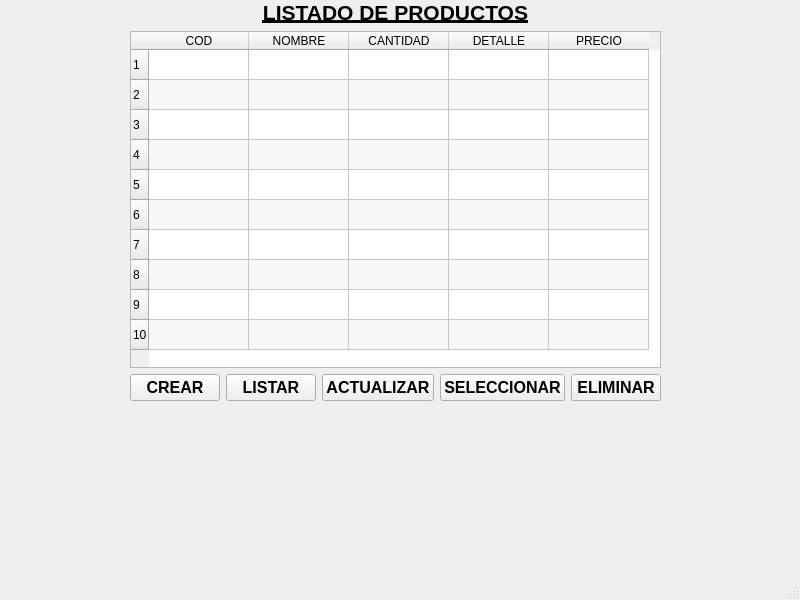
LAZAVIA/Ezequiel, file Vistas/Stock/Tabla_productos.ui: the form before one commit.
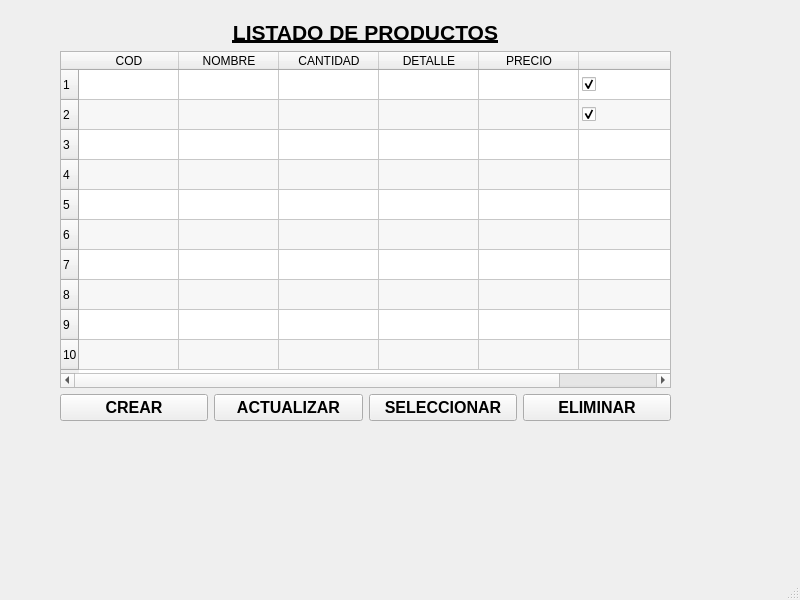
The form after the commit.

Commit message: modificar producto form

Patch:
```diff
--- a/Vistas/Stock/Tabla_productos.ui
+++ b/Vistas/Stock/Tabla_productos.ui
@@ -14,109 +14,16 @@
    <string>MainWindow</string>
   </property>
   <widget class="QWidget" name="centralwidget">
-   <widget class="QWidget" name="">
+   <widget class="QWidget" name="layoutWidget">
     <property name="geometry">
      <rect>
-      <x>130</x>
-      <y>0</y>
-      <width>531</width>
+      <x>60</x>
+      <y>20</y>
+      <width>611</width>
       <height>401</height>
      </rect>
     </property>
     <layout class="QGridLayout" name="gridLayout_2">
-     <item row="1" column="0">
-      <widget class="QLabel" name="lbl_listadoDeProductos">
-       <property name="font">
-        <font>
-         <pointsize>16</pointsize>
-         <weight>75</weight>
-         <italic>false</italic>
-         <bold>true</bold>
-         <underline>true</underline>
-        </font>
-       </property>
-       <property name="text">
-        <string>LISTADO DE PRODUCTOS</string>
-       </property>
-       <property name="alignment">
-        <set>Qt::AlignCenter</set>
-       </property>
-      </widget>
-     </item>
-     <item row="4" column="0">
-      <layout class="QGridLayout" name="gridLayout">
-       <item row="0" column="0">
-        <widget class="QPushButton" name="btn_crear">
-         <property name="font">
-          <font>
-           <pointsize>12</pointsize>
-           <weight>75</weight>
-           <bold>true</bold>
-          </font>
-         </property>
-         <property name="text">
-          <string>CREAR</string>
-         </property>
-        </widget>
-       </item>
-       <item row="0" column="1">
-        <widget class="QPushButton" name="btn_listar">
-         <property name="font">
-          <font>
-           <pointsize>12</pointsize>
-           <weight>75</weight>
-           <bold>true</bold>
-          </font>
-         </property>
-         <property name="text">
-          <string>LISTAR</string>
-         </property>
-        </widget>
-       </item>
-       <item row="0" column="2">
-        <widget class="QPushButton" name="btn_actualizar">
-         <property name="font">
-          <font>
-           <pointsize>12</pointsize>
-           <weight>75</weight>
-           <bold>true</bold>
-          </font>
-         </property>
-         <property name="text">
-          <string>ACTUALIZAR</string>
-         </property>
-        </widget>
-       </item>
-       <item row="0" column="3">
-        <widget class="QPushButton" name="btn_seleccionar">
-         <property name="font">
-          <font>
-           <pointsize>12</pointsize>
-           <weight>75</weight>
-           <bold>true</bold>
-          </font>
-         </property>
-         <property name="text">
-          <string>SELECCIONAR</string>
-         </property>
-        </widget>
-       </item>
-       <item row="0" column="4">
-        <widget class="QPushButton" name="btn_eliminar">
-         <property name="font">
-          <font>
-           <pointsize>12</pointsize>
-           <weight>75</weight>
-           <bold>true</bold>
-          </font>
-         </property>
-         <property name="text">
-          <string>ELIMINAR</string>
-         </property>
-        </widget>
-       </item>
-      </layout>
-     </item>
      <item row="2" column="0">
       <widget class="QTableWidget" name="tableWidget">
        <property name="sizeAdjustPolicy">
@@ -163,6 +70,109 @@
          <string>PRECIO</string>
         </property>
        </column>
+       <column>
+        <property name="text">
+         <string/>
+        </property>
+        <property name="textAlignment">
+         <set>AlignCenter</set>
+        </property>
+       </column>
+       <item row="0" column="5">
+        <property name="text">
+         <string/>
+        </property>
+        <property name="checkState">
+         <enum>Checked</enum>
+        </property>
+       </item>
+       <item row="1" column="5">
+        <property name="text">
+         <string/>
+        </property>
+        <property name="checkState">
+         <enum>Checked</enum>
+        </property>
+       </item>
+      </widget>
+     </item>
+     <item row="4" column="0">
+      <layout class="QGridLayout" name="gridLayout">
+       <item row="0" column="0">
+        <widget class="QPushButton" name="btn_crear">
+         <property name="font">
+          <font>
+           <pointsize>12</pointsize>
+           <weight>75</weight>
+           <bold>true</bold>
+          </font>
+         </property>
+         <property name="text">
+          <string>CREAR</string>
+         </property>
+        </widget>
+       </item>
+       <item row="0" column="1">
+        <widget class="QPushButton" name="btn_actualizar">
+         <property name="font">
+          <font>
+           <pointsize>12</pointsize>
+           <weight>75</weight>
+           <bold>true</bold>
+          </font>
+         </property>
+         <property name="text">
+          <string>ACTUALIZAR</string>
+         </property>
+        </widget>
+       </item>
+       <item row="0" column="3">
+        <widget class="QPushButton" name="btn_eliminar">
+         <property name="font">
+          <font>
+           <pointsize>12</pointsize>
+           <weight>75</weight>
+           <bold>true</bold>
+          </font>
+         </property>
+         <property name="text">
+          <string>ELIMINAR</string>
+         </property>
+        </widget>
+       </item>
+       <item row="0" column="2">
+        <widget class="QPushButton" name="btn_seleccionar">
+         <property name="font">
+          <font>
+           <pointsize>12</pointsize>
+           <weight>75</weight>
+           <bold>true</bold>
+          </font>
+         </property>
+         <property name="text">
+          <string>SELECCIONAR</string>
+         </property>
+        </widget>
+       </item>
+      </layout>
+     </item>
+     <item row="0" column="0">
+      <widget class="QLabel" name="lbl_listadoDeProductos">
+       <property name="font">
+        <font>
+         <pointsize>16</pointsize>
+         <weight>75</weight>
+         <italic>false</italic>
+         <bold>true</bold>
+         <underline>true</underline>
+        </font>
+       </property>
+       <property name="text">
+        <string>LISTADO DE PRODUCTOS</string>
+       </property>
+       <property name="alignment">
+        <set>Qt::AlignCenter</set>
+       </property>
       </widget>
      </item>
     </layout>
```
The commit also changes 1 other file.
